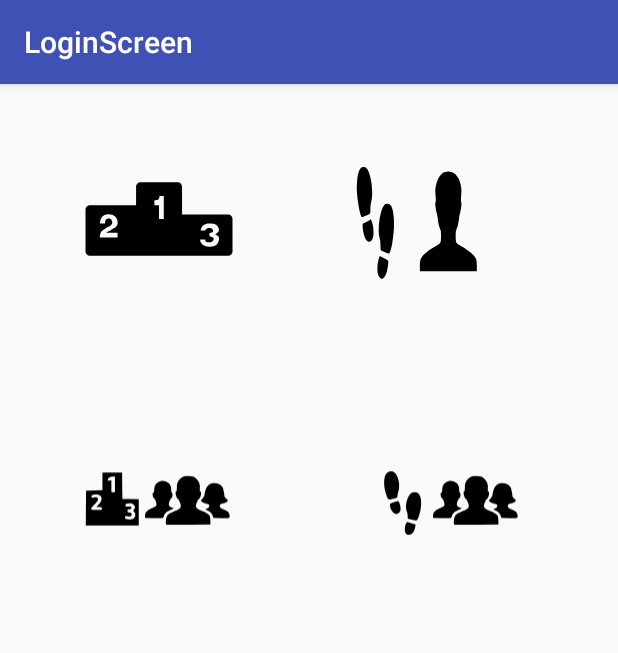
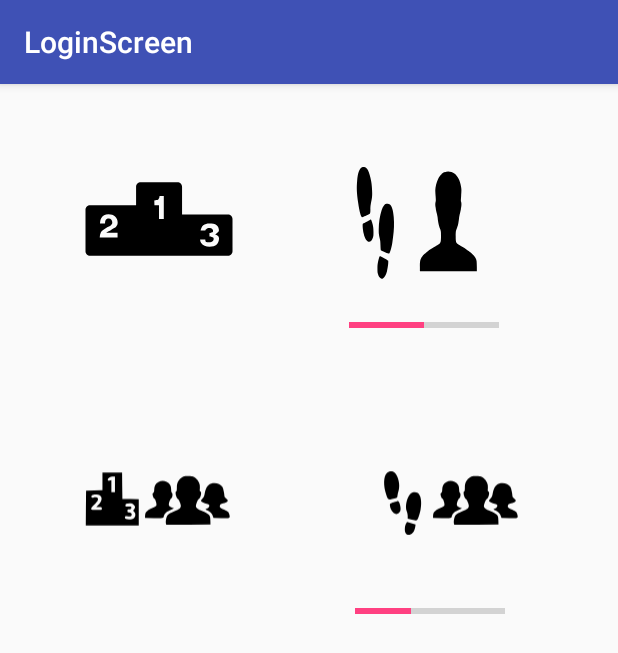
Before and after one commit to kevincianfarini/LoginScreen, an Android app: the MainActivity screen opened directly, with no data from a screen before it, on a phone screen of 412 x 824 dp. Shown: the top 653 px of the screen. Run offline under Robolectric (Android 15) with nearby library versions, the phone set to English and light mode, and no system bars.

Commit message:
progress bars

```diff
--- a/app/src/main/java/com/example/kevin/loginscreen/MainActivity.java
+++ b/app/src/main/java/com/example/kevin/loginscreen/MainActivity.java
@@ -2,12 +2,28 @@ package com.example.kevin.loginscreen;
 
 import android.support.v7.app.AppCompatActivity;
 import android.os.Bundle;
+import android.widget.ProgressBar;
+import android.widget.TextView;
 
 public class MainActivity extends AppCompatActivity {
+
+    TextView group_ranking;
+    TextView my_ranking;
+    ProgressBar my_steps;
+    ProgressBar group_steps;
 
     @Override
     protected void onCreate(Bundle savedInstanceState) {
         super.onCreate(savedInstanceState);
         setContentView(R.layout.activity_main);
+
+        group_ranking = (TextView) findViewById(R.id.group_ranking_textview);
+        my_ranking = (TextView) findViewById(R.id.my_ranking_textview);
+        my_steps = (ProgressBar) findViewById(R.id.my_steps_progressbar);
+        group_steps = (ProgressBar) findViewById(R.id.group_steps_progressbar);
+
+        my_steps.setProgress(50);
+        group_steps.setProgress(37);
+
     }
 }
--- a/app/src/main/res/layout/activity_main.xml
+++ b/app/src/main/res/layout/activity_main.xml
@@ -58,6 +58,60 @@
         android:layout_marginBottom="16dp"
         app:layout_constraintVertical_bias="0.0" />
 
+    <ProgressBar
+        style="?android:attr/progressBarStyleHorizontal"
+        android:layout_width="100dp"
+        android:layout_height="26dp"
+        android:id="@+id/my_steps_progressbar"
+        android:layout_marginTop="8dp"
+        app:layout_constraintTop_toBottomOf="@+id/my_steps"
+        app:layout_constraintBottom_toTopOf="@+id/team_steps"
+        android:layout_marginBottom="8dp"
+        app:layout_constraintVertical_bias="0.0"
+        android:layout_marginEnd="16dp"
+        app:layout_constraintRight_toRightOf="parent"
+        android:layout_marginStart="8dp"
+        app:layout_constraintLeft_toRightOf="@+id/my_ranking_textview"
+        app:layout_constraintHorizontal_bias="0.56" />
+
+    <ProgressBar
+        style="?android:attr/progressBarStyleHorizontal"
+        android:layout_width="100dp"
+        android:layout_height="31dp"
+        android:id="@+id/group_steps_progressbar"
+        android:layout_marginTop="8dp"
+        app:layout_constraintTop_toBottomOf="@+id/team_steps"
+        app:layout_constraintBottom_toBottomOf="parent"
+        android:layout_marginBottom="16dp"
+        app:layout_constraintVertical_bias="0.0"
+        android:layout_marginEnd="16dp"
+        app:layout_constraintRight_toRightOf="parent"
+        android:layout_marginStart="8dp"
+        app:layout_constraintLeft_toRightOf="@+id/group_ranking_textview"
+        app:layout_constraintHorizontal_bias="0.6" />
+
+    <TextView
+        android:layout_width="79dp"
+        android:layout_height="30dp"
+        android:id="@+id/my_ranking_textview"
+        android:layout_marginStart="64dp"
+        app:layout_constraintLeft_toLeftOf="parent"
+        app:layout_constraintBottom_toTopOf="@+id/team_ranking"
+        android:layout_marginBottom="40dp"
+        android:layout_marginTop="8dp"
+        app:layout_constraintTop_toBottomOf="@+id/my_rank" />
+
+    <TextView
+        android:layout_width="75dp"
+        android:layout_height="31dp"
+        android:id="@+id/group_ranking_textview"
+        android:layout_marginTop="8dp"
+        app:layout_constraintTop_toBottomOf="@+id/team_ranking"
+        app:layout_constraintBottom_toBottomOf="parent"
+        android:layout_marginBottom="16dp"
+        app:layout_constraintVertical_bias="0.060000002"
+        android:layout_marginStart="64dp"
+        app:layout_constraintLeft_toLeftOf="parent" />
 
 
 </android.support.constraint.ConstraintLayout>
```
